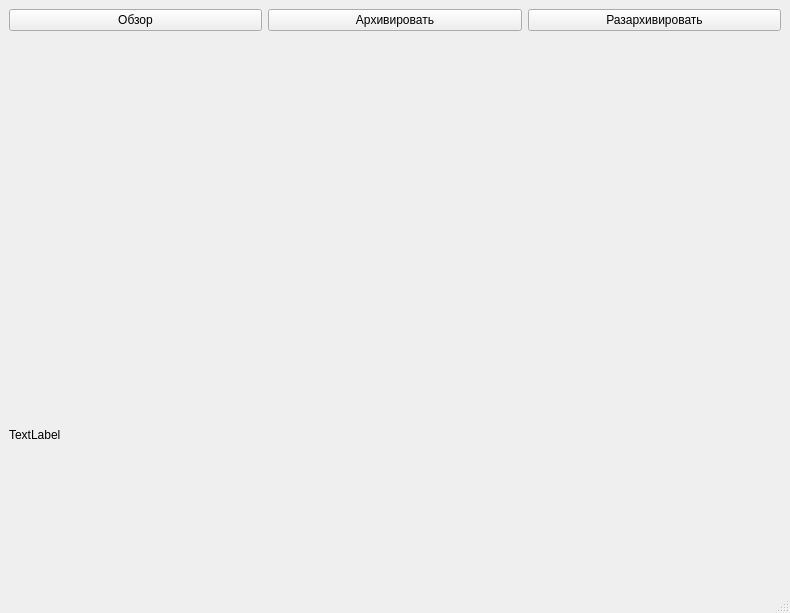
Above: Kotya/mainwindow.ui from DizelforClaSS/Kotya before the change. Below: the same form after it.
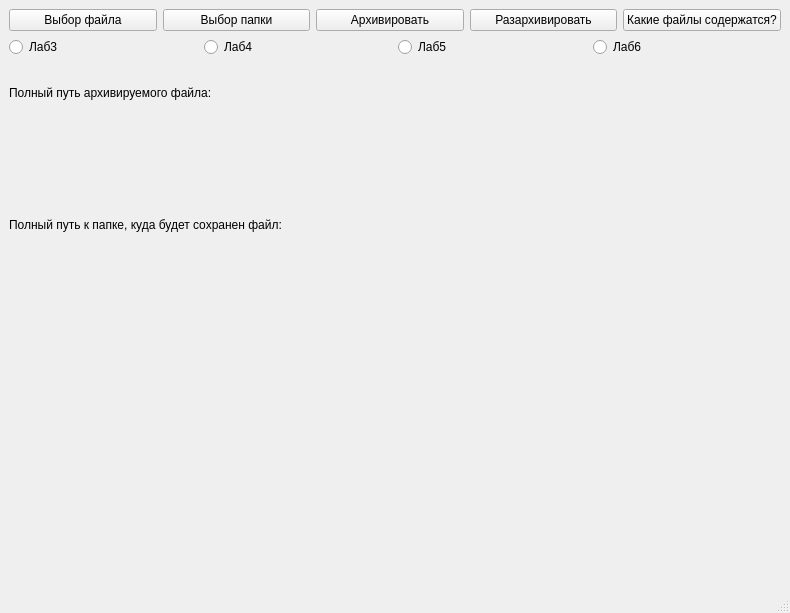
That is the form after the change.

```diff
--- a/Kotya/mainwindow.ui
+++ b/Kotya/mainwindow.ui
@@ -23,7 +23,14 @@
       <item>
        <widget class="QPushButton" name="ButtonFindFile">
         <property name="text">
-         <string>Обзор</string>
+         <string>Выбор файла</string>
+        </property>
+       </widget>
+      </item>
+      <item>
+       <widget class="QPushButton" name="ButtonFindFolder">
+        <property name="text">
+         <string>Выбор папки</string>
         </property>
        </widget>
       </item>
@@ -41,19 +48,83 @@
         </property>
        </widget>
       </item>
+      <item>
+       <widget class="QPushButton" name="ButtonStore">
+        <property name="text">
+         <string>Какие файлы содержатся?</string>
+        </property>
+       </widget>
+      </item>
+     </layout>
+    </item>
+    <item>
+     <layout class="QHBoxLayout" name="horizontalLayout_2">
+      <item>
+       <widget class="QRadioButton" name="Button_3">
+        <property name="text">
+         <string>Лаб3</string>
+        </property>
+       </widget>
+      </item>
+      <item>
+       <widget class="QRadioButton" name="Button_4">
+        <property name="text">
+         <string>Лаб4</string>
+        </property>
+       </widget>
+      </item>
+      <item>
+       <widget class="QRadioButton" name="Button_5">
+        <property name="text">
+         <string>Лаб5</string>
+        </property>
+       </widget>
+      </item>
+      <item>
+       <widget class="QRadioButton" name="Button_6">
+        <property name="text">
+         <string>Лаб6</string>
+        </property>
+       </widget>
+      </item>
      </layout>
     </item>
     <item>
      <layout class="QVBoxLayout" name="verticalLayout">
-      <property name="bottomMargin">
-       <number>250</number>
-      </property>
+      <item>
+       <widget class="QLabel" name="label_3">
+        <property name="text">
+         <string>Полный путь архивируемого файла:</string>
+        </property>
+       </widget>
+      </item>
+      <item>
+       <widget class="QLabel" name="label_file">
+        <property name="text">
+         <string/>
+        </property>
+       </widget>
+      </item>
+      <item>
+       <widget class="QLabel" name="label_4">
+        <property name="text">
+         <string>Полный путь к папке, куда будет сохранен файл:</string>
+        </property>
+       </widget>
+      </item>
+      <item>
+       <widget class="QLabel" name="label_folder">
+        <property name="text">
+         <string/>
+        </property>
+       </widget>
+      </item>
      </layout>
     </item>
     <item>
      <widget class="QLabel" name="label">
       <property name="text">
-       <string>TextLabel</string>
+       <string/>
       </property>
      </widget>
     </item>
```
Left out of the diff: 2 changed lines with no effect on the pictures.
